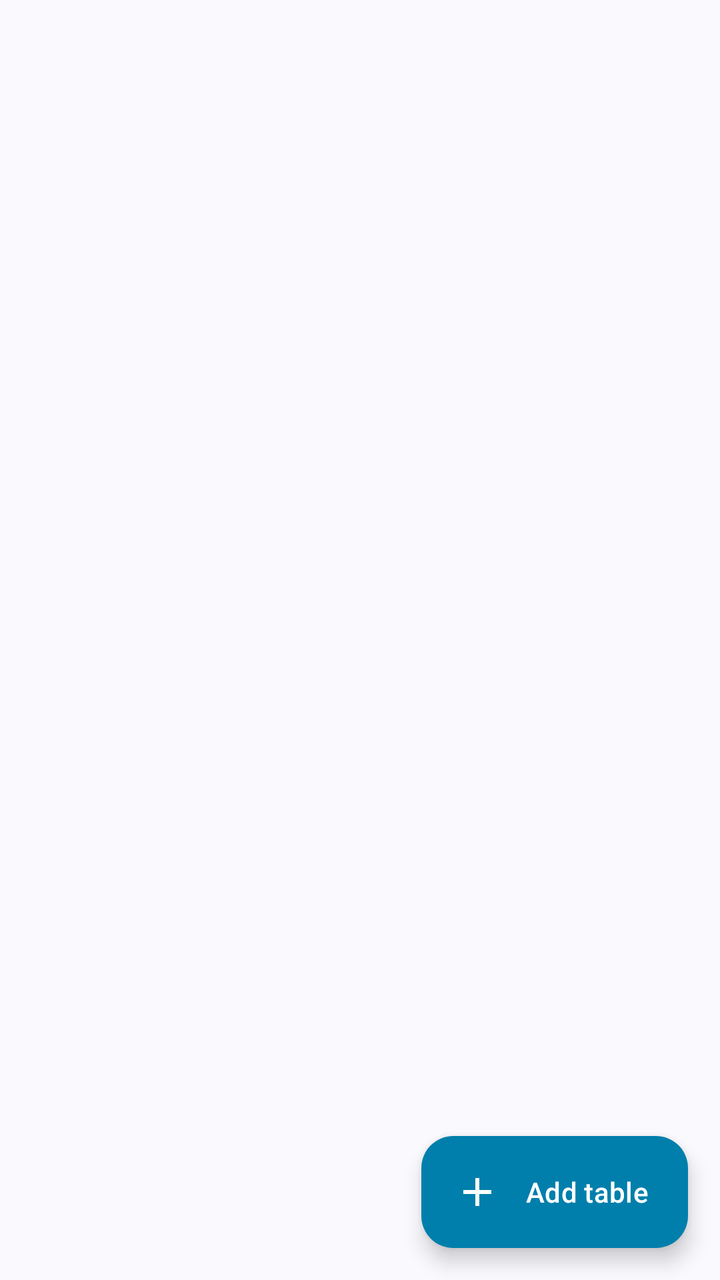
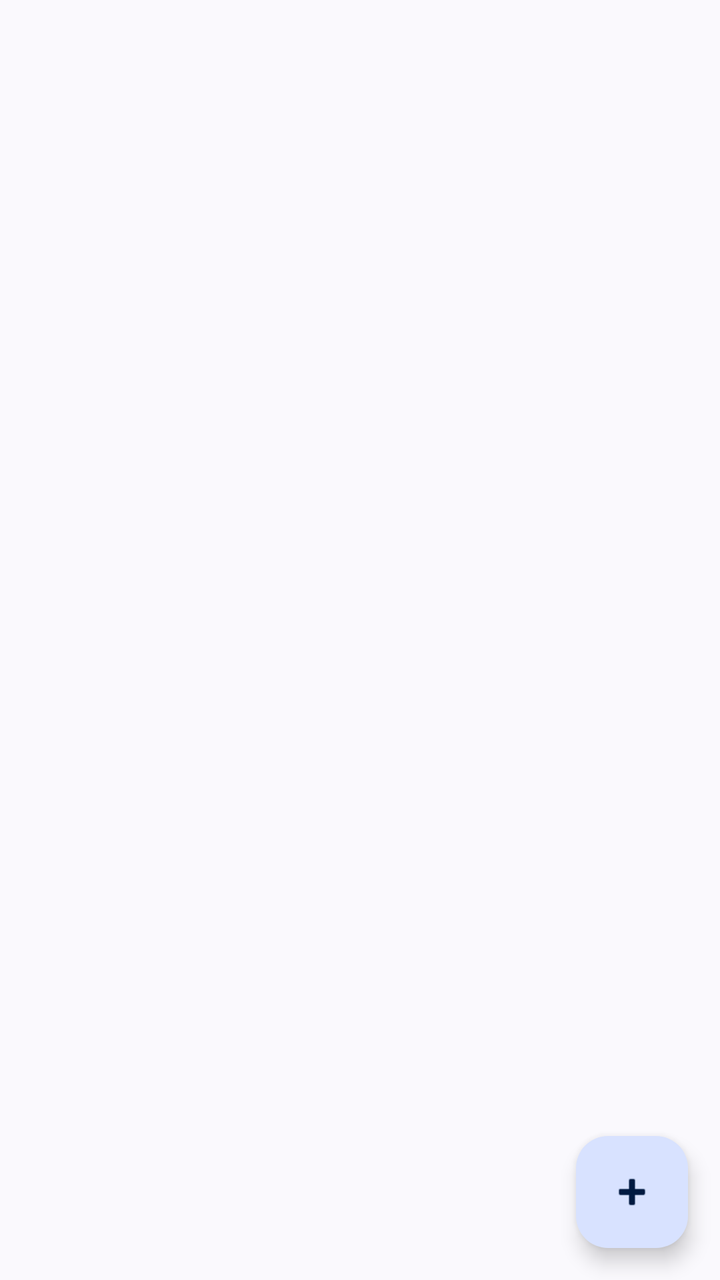

Screens rendered from an Android XML layout before and after an edit, with the pre-edit source and the edit as a unified diff.
<!-- AndroidManifest.xml: application theme Theme.DawningOfTheAshes -->
<!-- res/layout/activity_main.xml -->
<?xml version="1.0" encoding="utf-8"?>
<layout xmlns:android="http://schemas.android.com/apk/res/android"
    xmlns:app="http://schemas.android.com/apk/res-auto"
    xmlns:tools="http://schemas.android.com/tools">

    <androidx.constraintlayout.widget.ConstraintLayout
        android:layout_width="match_parent"
        android:layout_height="match_parent">

        <androidx.recyclerview.widget.RecyclerView
            android:id="@+id/recyclerView"
            android:layout_width="0dp"
            android:layout_height="0dp"
            app:layout_constraintBottom_toBottomOf="parent"
            app:layout_constraintEnd_toEndOf="parent"
            app:layout_constraintHorizontal_bias="1.0"
            app:layout_constraintStart_toStartOf="parent"
            app:layout_constraintTop_toTopOf="parent"
            app:layout_constraintVertical_bias="1.0" />

        <com.google.android.material.floatingactionbutton.ExtendedFloatingActionButton
            android:id="@+id/addButton"
            android:layout_width="0dp"
            android:layout_height="wrap_content"
            android:layout_marginEnd="16dp"
            android:layout_marginBottom="16dp"
            android:text="@string/addTable"
            android:textColor="@color/white"
            app:backgroundTint="@color/material_dynamic_primary50"
            app:icon="@drawable/ic_baseline_add_24"
            app:iconTint="@color/white"
            app:layout_constraintBottom_toBottomOf="parent"
            app:layout_constraintEnd_toEndOf="parent"
            app:srcCompat="@drawable/ic_baseline_add_24"
            tools:ignore="TextContrastCheck" />

    </androidx.constraintlayout.widget.ConstraintLayout>
</layout>
<!-- resources referenced by this layout -->
<resources>
  <color name="white">#FFFFFFFF</color>
  <!-- drawable ic_baseline_add_24 (drawable) -->
  <vector xmlns:android="http://schemas.android.com/apk/res/android"
      android:width="24dp"
      android:height="24dp"
      android:viewportWidth="24"
      android:viewportHeight="24"
      android:tint="?attr/colorControlNormal">
    <path
        android:fillColor="@android:color/white"
        android:pathData="M19,13h-6v6h-2v-6H5v-2h6V5h2v6h6v2z"/>
  </vector>
  <string name="addTable">Add table</string>
  <style name="Theme.DawningOfTheAshes" parent="Theme.Material3.DynamicColors.Light">
      
      
      
      
      
      
      
      
      
      
      <item name="android:windowLightStatusBar">true</item>
      
      
      
  </style>
</resources>

<!-- the commit's change to res/layout/activity_main.xml (unified diff, before → after) -->
@@ -18,21 +18,27 @@
             app:layout_constraintTop_toTopOf="parent"
             app:layout_constraintVertical_bias="1.0" />
 
-        <com.google.android.material.floatingactionbutton.ExtendedFloatingActionButton
+        <com.google.android.material.floatingactionbutton.FloatingActionButton
             android:id="@+id/addButton"
-            android:layout_width="0dp"
+            android:layout_width="wrap_content"
             android:layout_height="wrap_content"
             android:layout_marginEnd="16dp"
             android:layout_marginBottom="16dp"
-            android:text="@string/addTable"
-            android:textColor="@color/white"
-            app:backgroundTint="@color/material_dynamic_primary50"
-            app:icon="@drawable/ic_baseline_add_24"
-            app:iconTint="@color/white"
+            android:clickable="true"
+            android:src="@android:drawable/ic_input_add"
             app:layout_constraintBottom_toBottomOf="parent"
-            app:layout_constraintEnd_toEndOf="parent"
-            app:srcCompat="@drawable/ic_baseline_add_24"
-            tools:ignore="TextContrastCheck" />
+            app:layout_constraintEnd_toEndOf="parent" />
+
+        
+
+
+
+
+
+
+
+
+
 
     </androidx.constraintlayout.widget.ConstraintLayout>
 </layout>
<!-- resource entries referenced after the edit -->
@@ -1,18 +1,5 @@
 <!-- resources referenced by this layout -->
 <resources>
-  <color name="white">#FFFFFFFF</color>
-  <!-- drawable ic_baseline_add_24 (drawable) -->
-  <vector xmlns:android="http://schemas.android.com/apk/res/android"
-      android:width="24dp"
-      android:height="24dp"
-      android:viewportWidth="24"
-      android:viewportHeight="24"
-      android:tint="?attr/colorControlNormal">
-    <path
-        android:fillColor="@android:color/white"
-        android:pathData="M19,13h-6v6h-2v-6H5v-2h6V5h2v6h6v2z"/>
-  </vector>
-  <string name="addTable">Add table</string>
   <style name="Theme.DawningOfTheAshes" parent="Theme.Material3.DynamicColors.Light">
       
       
